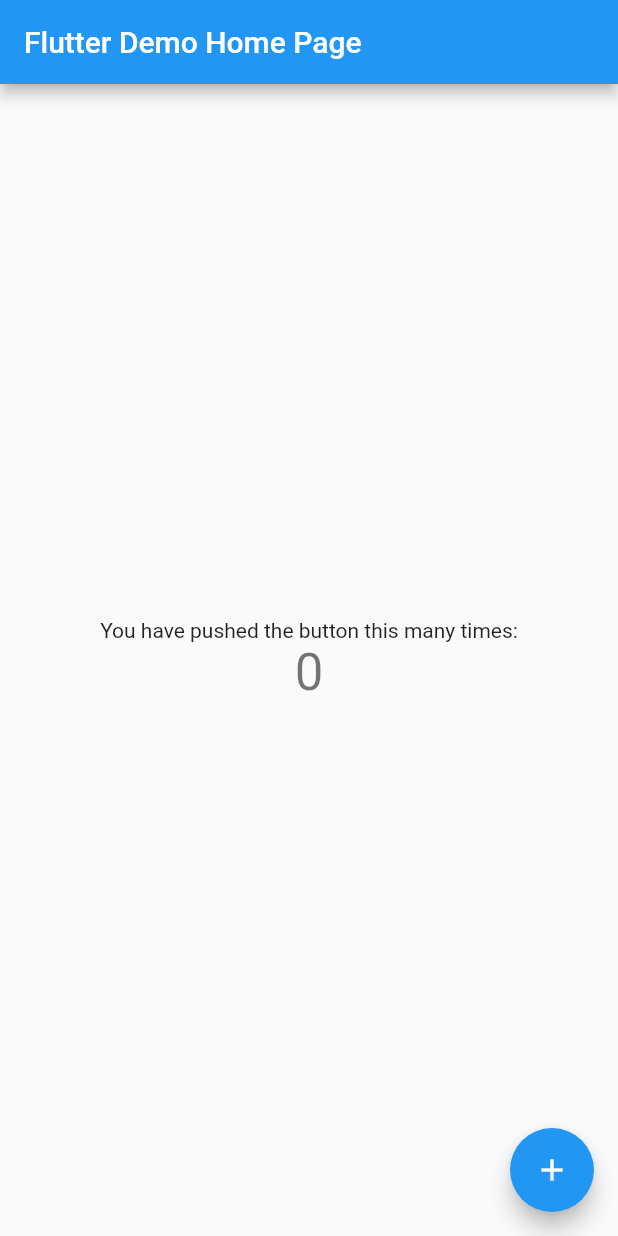
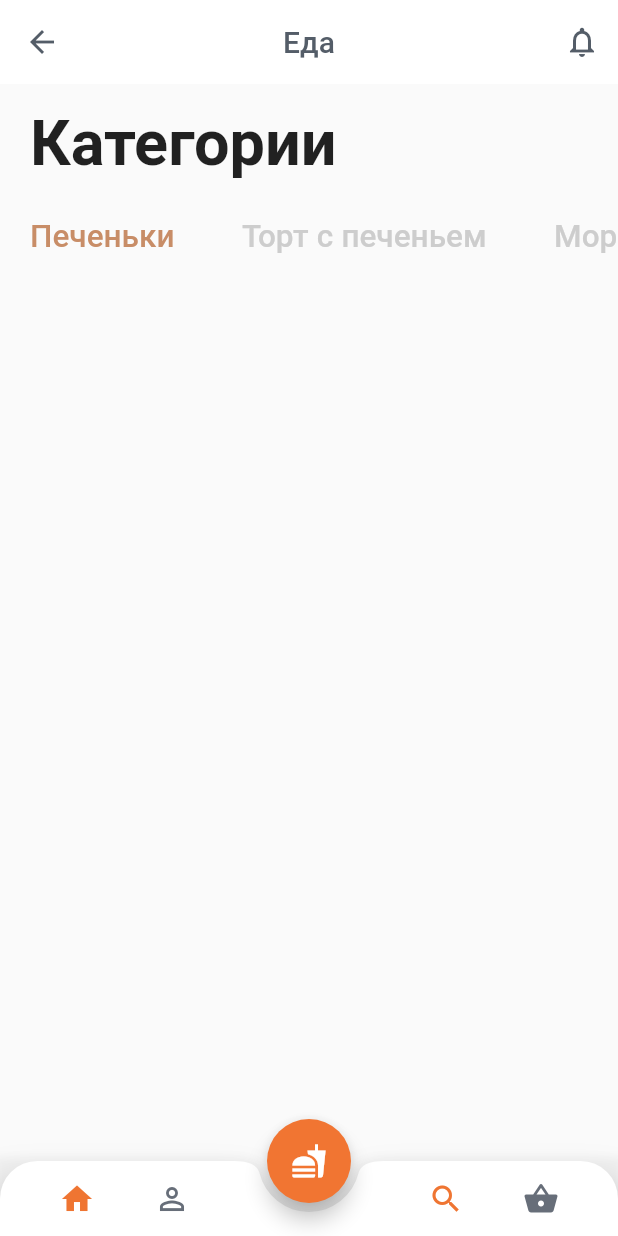
Before and after one commit to 88srzh/cookies, a Flutter app: the screen it shows after launch, on a phone screen of 412 x 824 dp. Run offline on Flutter 3.47's test engine with Material 2 defaults, Android fonts, the phone set to English and light mode, and no system bars.

Commit message:
add bottom bar

```diff
--- /dev/null
+++ b/lib/bottom_bar.dart
@@ -0,0 +1,48 @@
+import 'package:flutter/material.dart';
+
+class BottomBar extends StatelessWidget {
+  @override
+  Widget build(BuildContext context) {
+    return BottomAppBar(
+      shape: CircularNotchedRectangle(),
+      notchMargin: 6.0,
+      color: Colors.transparent,
+      elevation: 9.0,
+      clipBehavior: Clip.antiAlias,
+      child: Container(
+          height: 50.0,
+          decoration: BoxDecoration(
+            borderRadius: BorderRadius.only(
+              topLeft: Radius.circular(25.0),
+              topRight: Radius.circular(25.0),
+            ),
+            color: Colors.white,
+          ),
+          child:
+              Row(mainAxisAlignment: MainAxisAlignment.spaceBetween, children: [
+            Container(
+              height: 50.0,
+              width: MediaQuery.of(context).size.width / 2 - 40.0,
+              child: Row(
+                mainAxisAlignment: MainAxisAlignment.spaceEvenly,
+                children: <Widget>[
+                  Icon(Icons.home, color: Color(0xFFEF7532)),
+                  Icon(Icons.person_outline, color: Color(0xFF676E79)),
+                ],
+              ),
+            ),
+            Container(
+              height: 50.0,
+              width: MediaQuery.of(context).size.width / 2 - 40.0,
+              child: Row(
+                mainAxisAlignment: MainAxisAlignment.spaceEvenly,
+                children: <Widget>[
+                  Icon(Icons.search, color: Color(0xFFEF7532)),
+                  Icon(Icons.shopping_basket, color: Color(0xFF676E79)),
+                ],
+              ),
+            )
+          ])),
+    );
+  }
+}
--- a/lib/main.dart
+++ b/lib/main.dart
@@ -1,3 +1,4 @@
+import 'package:cookie/bottom_bar.dart';
 import 'package:flutter/material.dart';
 
 void main() {
@@ -5,28 +6,11 @@ void main() {
 }
 
 class MyApp extends StatelessWidget {
-  // This widget is the root of your application.
   @override
   Widget build(BuildContext context) {
     return MaterialApp(
-      title: 'Flutter Demo',
-      theme: ThemeData(
-        // This is the theme of your application.
-        //
-        // Try running your application with "flutter run". You'll see the
-        // application has a blue toolbar. Then, without quitting the app, try
-        // changing the primarySwatch below to Colors.green and then invoke
-        // "hot reload" (press "r" in the console where you ran "flutter run",
-        // or simply save your changes to "hot reload" in a Flutter IDE).
-        // Notice that the counter didn't reset back to zero; the application
-        // is not restarted.
-        primarySwatch: Colors.blue,
-        // This makes the visual density adapt to the platform that you run
-        // the app on. For desktop platforms, the controls will be smaller and
-        // closer together (more dense) than on mobile platforms.
-        visualDensity: VisualDensity.adaptivePlatformDensity,
-      ),
-      home: MyHomePage(title: 'Flutter Demo Home Page'),
+      debugShowCheckedModeBanner: false,
+      home: MyHomePage(),
     );
   }
 }
@@ -34,84 +18,110 @@ class MyApp extends StatelessWidget {
 class MyHomePage extends StatefulWidget {
   MyHomePage({Key key, this.title}) : super(key: key);
 
-  // This widget is the home page of your application. It is stateful, meaning
-  // that it has a State object (defined below) that contains fields that affect
-  // how it looks.
-
-  // This class is the configuration for the state. It holds the values (in this
-  // case the title) provided by the parent (in this case the App widget) and
-  // used by the build method of the State. Fields in a Widget subclass are
-  // always marked "final".
-
   final String title;
 
   @override
   _MyHomePageState createState() => _MyHomePageState();
 }
 
-class _MyHomePageState extends State<MyHomePage> {
-  int _counter = 0;
+class _MyHomePageState extends State<MyHomePage>
+    with SingleTickerProviderStateMixin {
+  TabController _tabController;
 
-  void _incrementCounter() {
-    setState(() {
-      // This call to setState tells the Flutter framework that something has
-      // changed in this State, which causes it to rerun the build method below
-      // so that the display can reflect the updated values. If we changed
-      // _counter without calling setState(), then the build method would not be
-      // called again, and so nothing would appear to happen.
-      _counter++;
-    });
+  @override
+  void initState() {
+    super.initState();
+    _tabController = TabController(length: 3, vsync: this);
   }
 
   @override
   Widget build(BuildContext context) {
-    // This method is rerun every time setState is called, for instance as done
-    // by the _incrementCounter method above.
-    //
-    // The Flutter framework has been optimized to make rerunning build methods
-    // fast, so that you can just rebuild anything that needs updating rather
-    // than having to individually change instances of widgets.
     return Scaffold(
       appBar: AppBar(
-        // Here we take the value from the MyHomePage object that was created by
-        // the App.build method, and use it to set our appbar title.
-        title: Text(widget.title),
-      ),
-      body: Center(
-        // Center is a layout widget. It takes a single child and positions it
-        // in the middle of the parent.
-        child: Column(
-          // Column is also a layout widget. It takes a list of children and
-          // arranges them vertically. By default, it sizes itself to fit its
-          // children horizontally, and tries to be as tall as its parent.
-          //
-          // Invoke "debug painting" (press "p" in the console, choose the
-          // "Toggle Debug Paint" action from the Flutter Inspector in Android
-          // Studio, or the "Toggle Debug Paint" command in Visual Studio Code)
-          // to see the wireframe for each widget.
-          //
-          // Column has various properties to control how it sizes itself and
-          // how it positions its children. Here we use mainAxisAlignment to
-          // center the children vertically; the main axis here is the vertical
-          // axis because Columns are vertical (the cross axis would be
-          // horizontal).
-          mainAxisAlignment: MainAxisAlignment.center,
-          children: <Widget>[
-            Text(
-              'You have pushed the button this many times:',
+          backgroundColor: Colors.white,
+          elevation: 0.0,
+          centerTitle: true,
+          leading: IconButton(
+            icon: Icon(Icons.arrow_back, color: Color(0xFF545D68)),
+            onPressed: () {},
+          ),
+          title: Text(
+            'Еда',
+            style: TextStyle(
+              fontFamily: 'Varela',
+              fontSize: 20.0,
+              color: Color(0xFF545D68),
             ),
-            Text(
-              '$_counter',
-              style: Theme.of(context).textTheme.headline4,
+          ),
+          actions: <Widget>[
+            IconButton(
+              icon: Icon(Icons.notifications_none, color: Color(0xFF545D68)),
+              onPressed: () {},
             ),
-          ],
-        ),
+          ]),
+      body: ListView(
+        padding: EdgeInsets.only(left: 20.0),
+        children: <Widget>[
+          SizedBox(
+            height: 15,
+          ),
+          Text(
+            'Категории',
+            style: TextStyle(
+              fontFamily: 'Varela',
+              fontSize: 42.0,
+              fontWeight: FontWeight.bold,
+            ),
+          ),
+          SizedBox(
+            height: 15.0,
+          ),
+          TabBar(
+            controller: _tabController,
+            indicatorColor: Colors.transparent,
+            labelColor: Color(0xFFC88D67),
+            isScrollable: true,
+            labelPadding: EdgeInsets.only(right: 45.0),
+            unselectedLabelColor: Color(0xFFCDCDCD),
+            tabs: [
+              Tab(
+                child: Text(
+                  'Печеньки',
+                  style: TextStyle(
+                    fontFamily: 'Varela',
+                    fontSize: 21.0,
+                  ),
+                ),
+              ),
+              Tab(
+                child: Text(
+                  'Торт с печеньем',
+                  style: TextStyle(
+                    fontFamily: 'Varela',
+                    fontSize: 21.0,
+                  ),
+                ),
+              ),
+              Tab(
+                child: Text(
+                  'Мороженое',
+                  style: TextStyle(
+                    fontFamily: 'Varela',
+                    fontSize: 21.0,
+                  ),
+                ),
+              ),
+            ],
+          ),
+        ],
       ),
       floatingActionButton: FloatingActionButton(
-        onPressed: _incrementCounter,
-        tooltip: 'Increment',
-        child: Icon(Icons.add),
-      ), // This trailing comma makes auto-formatting nicer for build methods.
+        onPressed: () {},
+        backgroundColor: Color(0xFFF17532),
+        child: Icon(Icons.fastfood),
+      ),
+      floatingActionButtonLocation: FloatingActionButtonLocation.centerDocked,
+      bottomNavigationBar: BottomBar(),
     );
   }
 }
```
Also changed, not shown: pubspec.yaml (+6 -7 lines), assets/cookiechoco.jpg (added), assets/cookieclassic.jpg (added), assets/cookiecream.jpg (added), assets/cookiemint.jpg (added), assets/cookievan.jpg (added), fonts/Varela-Regular.ttf (added), fonts/VarelaRound-Regular.ttf (added).
